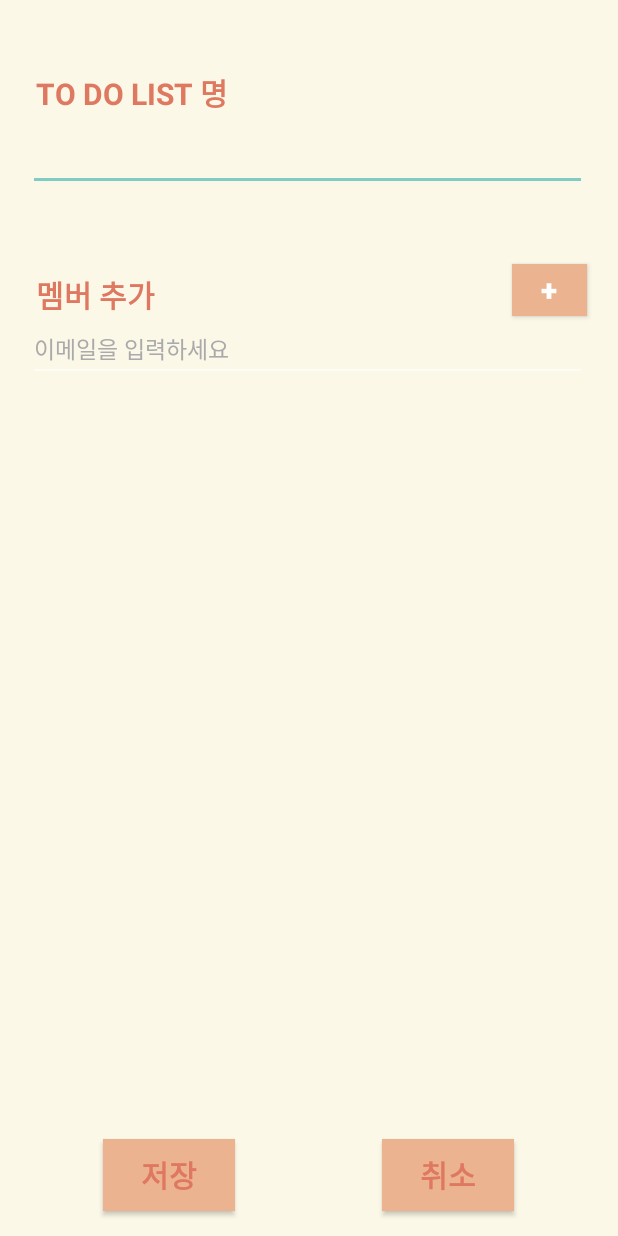
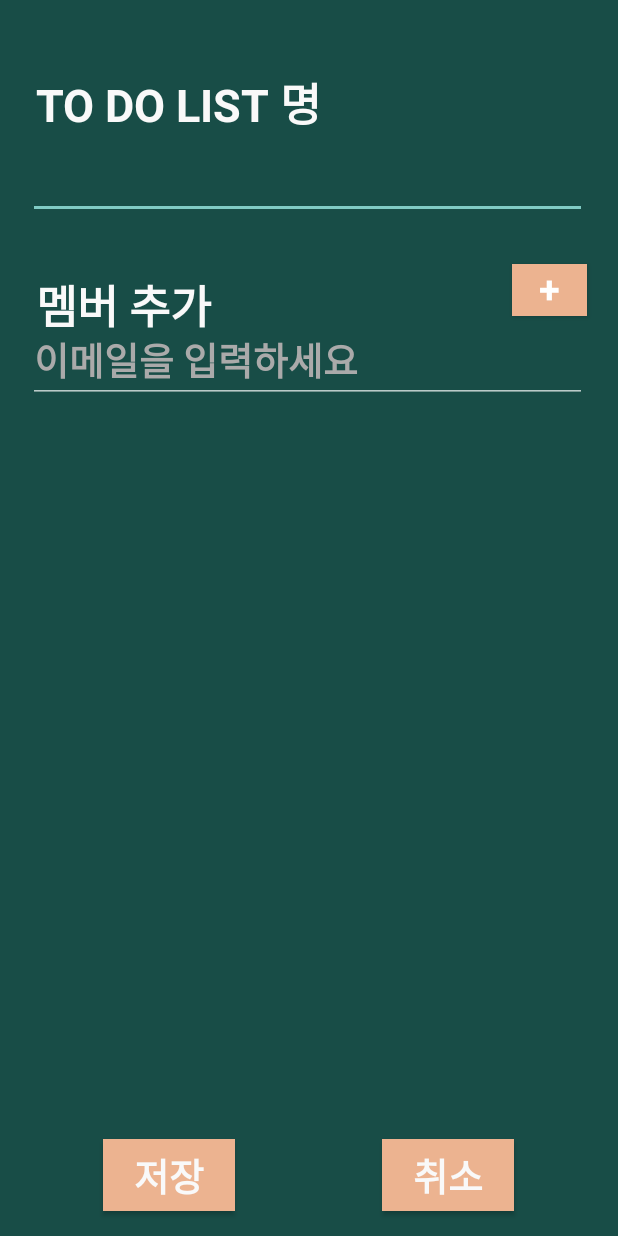
Before and after one commit to Hongdonggeon/ECONOVATION_FRIENDO, an Android app: the layout activity_group_add_dialog.xml on its own in the app's theme, with its tools: preview values and no code run, on a phone screen of 412 x 824 dp. Run offline under Robolectric (Android 15) with nearby library versions, the phone set to English and light mode, and no system bars.

Commit message:
feat : 글꼴 추가 , 프렌두 화면 추가

```diff
--- a/app/src/main/res/font/app_font.xml
+++ b/app/src/main/res/font/app_font.xml
@@ -29,4 +29,14 @@
         app:font="@font/nanum_pen_script_regular"
         app:fontStyle="normal"
         app:fontWeight="1000" />
+
+    <font
+        android:font="@font/pwchalk"
+        android:fontStyle="normal"
+        android:fontWeight="1000"
+        app:font="@font/pwchalk"
+        app:fontStyle="normal"
+        app:fontWeight="1000"
+
+        />
 </font-family>
--- a/app/src/main/res/layout/activity_group_add_dialog.xml
+++ b/app/src/main/res/layout/activity_group_add_dialog.xml
@@ -27,8 +27,9 @@
         android:layout_height="wrap_content"
         android:padding="5dp"
         android:text="TO DO LIST 명"
+        style="@style/Text.NormalStyle"
         android:textColor="@color/text"
-        android:textSize="20sp"
+        android:textSize="30sp"
         android:textStyle="bold"
         app:layout_constraintEnd_toStartOf="@+id/guideline5"
         app:layout_constraintStart_toStartOf="@+id/guideline6"
@@ -39,6 +40,8 @@
         android:layout_width="0dp"
         android:layout_height="wrap_content"
         android:ems="10"
+        android:textSize="25sp"
+        style="@style/Text.NormalStyle"
         android:inputType="textPersonName"
         android:textColor="@color/button"
         app:layout_constraintEnd_toStartOf="@+id/guideline5"
@@ -64,9 +67,10 @@
         android:layout_width="0dp"
         android:layout_height="wrap_content"
         android:padding="5dp"
+        style="@style/Text.NormalStyle"
         android:text="멤버 추가"
         android:textColor="@color/text"
-        android:textSize="20sp"
+        android:textSize="30sp"
         android:textStyle="bold"
         app:layout_constraintEnd_toStartOf="@+id/member_plus_btn"
         app:layout_constraintStart_toStartOf="@+id/guideline6"
@@ -103,8 +107,9 @@
         android:layout_height="wrap_content"
         android:background="@color/button"
         android:text="저장"
+        style="@style/Text.NormalStyle"
         android:textColor="@color/text"
-        android:textSize="20sp"
+        android:textSize="25sp"
         android:textStyle="bold"
         app:layout_constraintBottom_toBottomOf="parent"
         app:layout_constraintEnd_toStartOf="@+id/guideline9"
@@ -118,7 +123,8 @@
         android:background="@color/button"
         android:text="취소"
         android:textColor="@color/text"
-        android:textSize="20sp"
+        android:textSize="25sp"
+        style="@style/Text.NormalStyle"
         android:textStyle="bold"
         app:layout_constraintBottom_toBottomOf="parent"
         app:layout_constraintEnd_toStartOf="@+id/guideline5"
@@ -140,7 +146,8 @@
         android:layout_height="0dp"
         android:background="@color/button"
         android:text="+"
-        android:textSize="20sp"
+        style="@style/Text.NormalStyle"
+        android:textSize="25sp"
         android:textStyle="bold"
         app:layout_constraintBottom_toTopOf="@+id/guideline3"
         app:layout_constraintEnd_toStartOf="@+id/guideline5"
@@ -150,6 +157,7 @@
         android:id="@+id/recyclerView2"
         android:layout_width="0dp"
         android:layout_height="wrap_content"
+        style="@style/Text.NormalStyle"
         app:layout_constraintEnd_toStartOf="@+id/guideline5"
         app:layout_constraintStart_toStartOf="@+id/guideline6"
         app:layout_constraintTop_toTopOf="@+id/guideline3" />
@@ -165,7 +173,8 @@
         android:id="@+id/email_input"
         android:layout_width="0dp"
         android:layout_height="wrap_content"
-        android:textSize="15sp"
+        android:textSize="25sp"
+        style="@style/Text.NormalStyle"
         android:textColor="@color/button"
         android:hint="이메일을 입력하세요"
         android:inputType="textPersonName"
--- a/app/src/main/res/layout/activity_home.xml
+++ b/app/src/main/res/layout/activity_home.xml
@@ -17,7 +17,7 @@
         android:gravity="center"
         android:text="FRIENDO"
         android:textColor="@color/text"
-        android:textSize="60sp"
+        android:textSize="45sp"
         style="@style/Text.TitleStyle"
         app:layout_constraintEnd_toEndOf="parent"
         app:layout_constraintHorizontal_bias="0.0"
--- a/app/src/main/res/layout/activity_main.xml
+++ b/app/src/main/res/layout/activity_main.xml
@@ -16,7 +16,7 @@
         app:layout_constraintEnd_toEndOf="parent"
         app:layout_constraintStart_toStartOf="parent"
         app:layout_constraintTop_toTopOf="parent"
-        app:srcCompat="@drawable/friends_v1" />
+        app:srcCompat="@drawable/friendo" />
 
     <TextView
         android:id="@+id/tv_appname"
--- a/app/src/main/res/layout/activity_popup_alarm.xml
+++ b/app/src/main/res/layout/activity_popup_alarm.xml
@@ -20,6 +20,7 @@
 
     <Button
         android:id="@+id/button"
+
         android:layout_width="wrap_content"
         android:layout_height="wrap_content"
         android:text="완료"
--- a/app/src/main/res/layout/memberaccount_item.xml
+++ b/app/src/main/res/layout/memberaccount_item.xml
@@ -8,9 +8,10 @@
 
     <TextView
         android:id="@+id/member_email"
-        android:textSize="18sp"
-        android:layout_margin="5dp"
+        android:textSize="25sp"
+        android:layout_margin="7dp"
         android:layout_width="match_parent"
+        style="@style/Text.NormalStyle"
         android:layout_height="wrap_content"
         android:background="@color/background"
         android:textColor="@color/button" />
--- a/app/src/main/res/layout/user_item.xml
+++ b/app/src/main/res/layout/user_item.xml
@@ -32,9 +32,9 @@
                 android:layout_height="match_parent"
                 android:gravity="center_vertical"
                 android:text="이름"
-                style="@style/Text.TitleStyle"
+                style="@style/Text.NormalStyle"
                 android:textColor="@color/background"
-                android:textSize="30sp" />
+                android:textSize="40sp" />
         </LinearLayout>
 
     </androidx.cardview.widget.CardView>
--- a/app/src/main/res/values/colors.xml
+++ b/app/src/main/res/values/colors.xml
@@ -8,7 +8,7 @@
     <color name="black">#FF000000</color>
     <color name="white">#FFFFFFFF</color>
     <color name="button">#ecb390</color>
-    <color name="text">#df7861</color>
-    <color name="background">#fcf8e8</color>
+    <color name="text">#F9F9F9</color>
+    <color name="background">#184D47</color>
     <color name="background2">#d4e2d4</color>
 </resources>
--- a/app/src/main/res/values/themes.xml
+++ b/app/src/main/res/values/themes.xml
@@ -18,6 +18,12 @@
 
     <style name="Text.TitleStyle" parent="android:TextAppearance">
         <item name="android:textStyle">bold</item>
+        <item name="android:fontFamily">@font/pwchalk</item>
+        <item name="android:includeFontPadding">false</item>
+    </style>
+
+    <style name="Text.NormalStyle" parent="android:TextAppearance">
+        <item name="android:textStyle">bold</item>
         <item name="android:fontFamily">@font/app_font</item>
         <item name="android:includeFontPadding">false</item>
     </style>
```
Also changed, not shown: app/src/main/java/org/techtown/myapplication/MainActivity.java (+123 -135 lines), app/src/main/res/drawable-v24/friendo.png (added), app/src/main/res/font/pwchalk.ttf (added).
